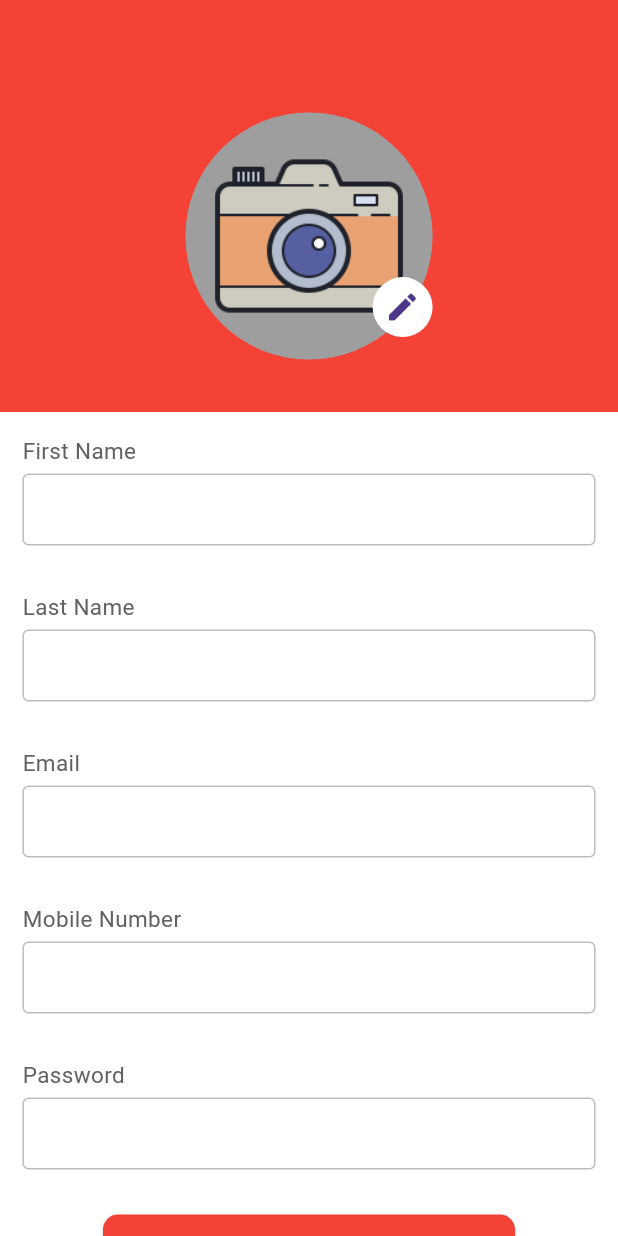
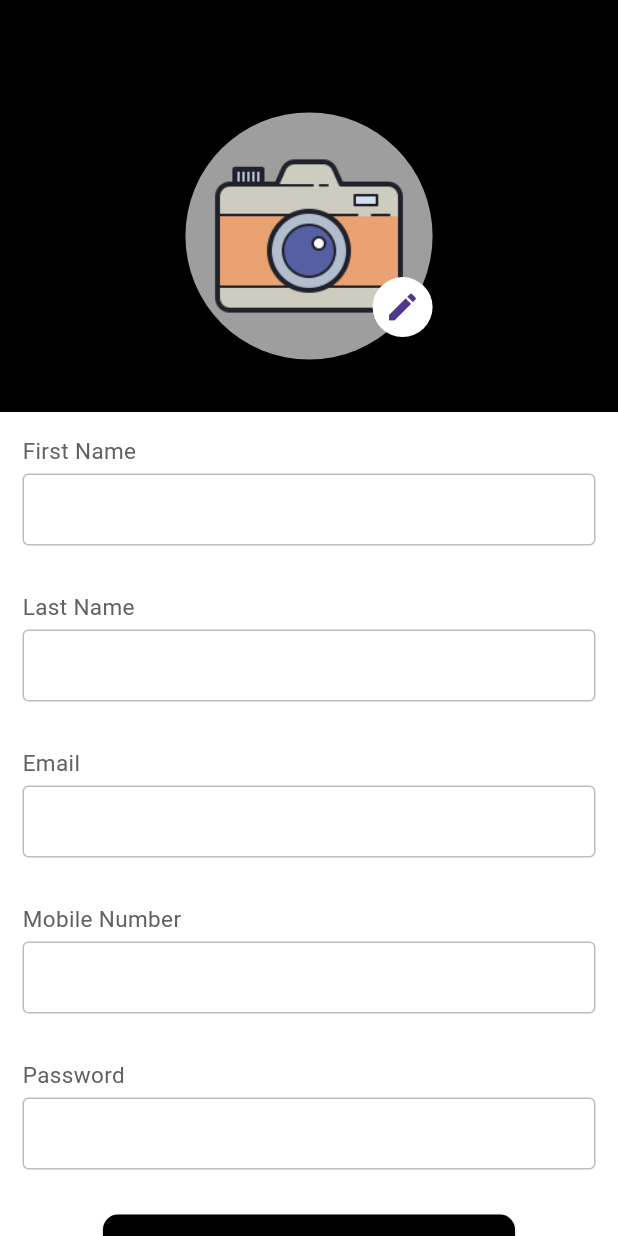
Before and after one commit to yaseeen96/turf_touch, a Flutter app: the ProfileScreen screen opened by its route, on a phone screen of 412 x 824 dp. Run offline on Flutter 3.47's test engine with Material 3 defaults, Android fonts, the phone set to English and light mode, and no system bars; our stand-ins replace animate_do, carousel_slider, flutter_riverpod, gap, go_router, image_picker.

Commit message:
update profile screen

```diff
--- a/lib/src/features/profile/screens/profile_screen.dart
+++ b/lib/src/features/profile/screens/profile_screen.dart
@@ -2,6 +2,7 @@ import 'dart:io';
 
 import 'package:flutter/material.dart';
 import 'package:flutter_riverpod/flutter_riverpod.dart';
+import 'package:gap/gap.dart';
 import 'package:turf_touch/src/config/theme/theme_state.dart';
 import 'package:turf_touch/src/features/profile/widgets/image_picker.dart';
 import 'package:turf_touch/src/shared/validators/validators.dart';
@@ -29,13 +30,15 @@ class _ProfileScreenState extends ConsumerState<ProfileScreen> {
       backgroundColor: CTheme.of(context).theme.backgroundColor,
       appBar: AppBar(
         backgroundColor: Colors.transparent,
+        surfaceTintColor: Colors.transparent,
       ),
       body: Column(
         children: [
           Expanded(
             flex: 1,
             child: Container(
-              decoration: const BoxDecoration(color: Colors.red),
+              decoration: BoxDecoration(
+                  color: CTheme.of(context).theme.backgroundInverse),
               child: TurfTouchImagePicker(
                 onImagePicked: (File? image) {
                   setState(() {
@@ -96,9 +99,27 @@ class _ProfileScreenState extends ConsumerState<ProfileScreen> {
                             height: 50,
                             width: MediaQuery.of(context).size.width / 1.5,
                             child: ElevatedButton(
+                                style: ElevatedButton.styleFrom(
+                                  backgroundColor: CTheme.of(context)
+                                      .theme
+                                      .backgroundInverse,
+                                  shape: RoundedRectangleBorder(
+                                    borderRadius: BorderRadius.circular(10),
+                                  ),
+                                  foregroundColor:
+                                      CTheme.of(context).theme.backgroundColor,
+                                ),
+                                onPressed: () {},
+                                child: const Text("Update Profile")),
+                          ),
+                          const Gap(20),
+                          SizedBox(
+                            height: 50,
+                            width: MediaQuery.of(context).size.width / 1.5,
+                            child: ElevatedButton(
                                 style: CTheme.of(context).theme.buttonStyle,
                                 onPressed: () {},
-                                child: const Text("Update Profile")),
+                                child: const Text("Logout")),
                           ),
                         ])),
               ),
--- a/pubspec.yaml
+++ b/pubspec.yaml
@@ -42,6 +42,7 @@ dependencies:
   flutter_launcher_icons: ^0.13.1
   carousel_slider: ^4.2.1
   image_picker: ^1.0.7
+  flutter_secure_storage: ^4.2.1
 
 dev_dependencies:
   flutter_test:
```
Also changed, not shown: pubspec.lock, 2 other files.
